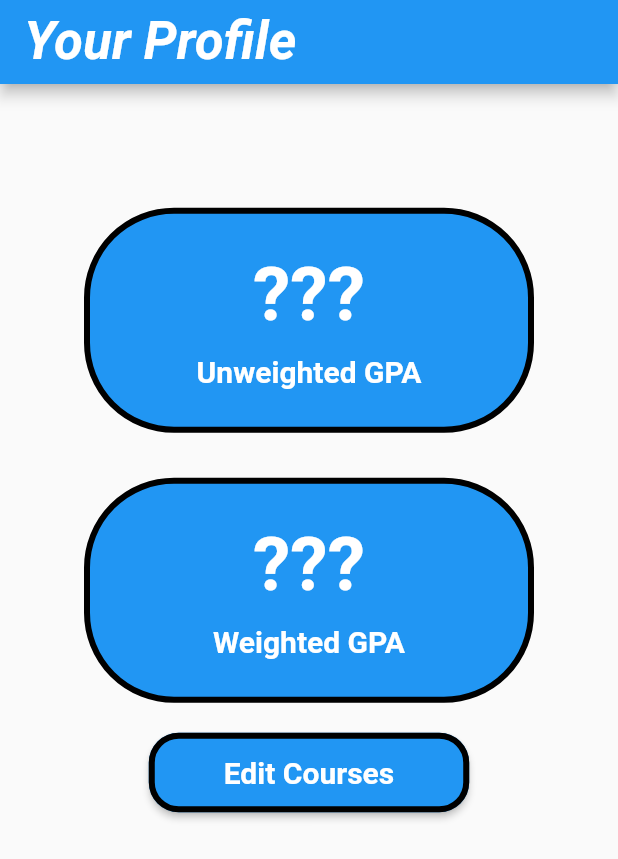
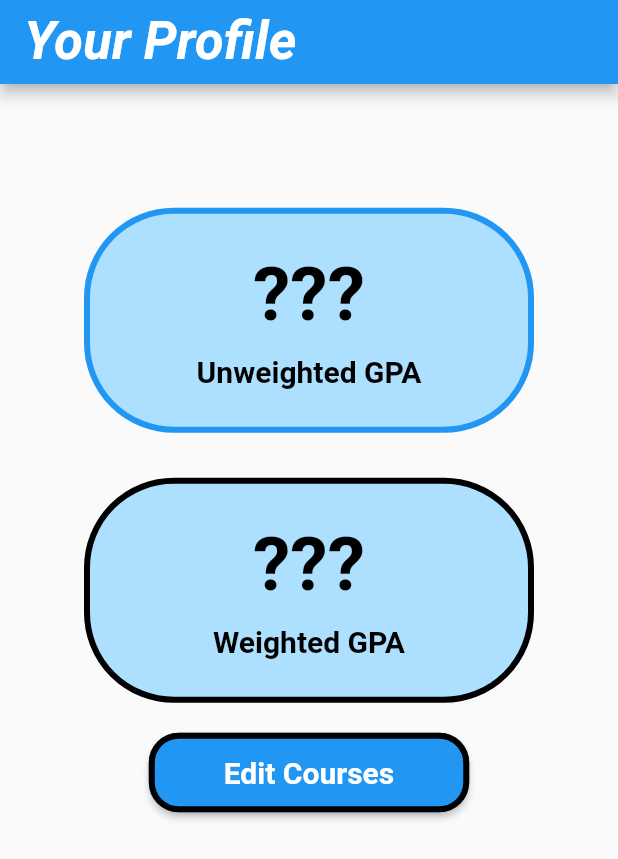
Before and after one commit to DannyM125/intro_to_programming_FBLA_23-24, a Flutter app: the screen it shows after launch, on a phone screen of 412 x 824 dp. Shown: the top 859 px of the screen. Run offline on Flutter 3.47's test engine with Material 2 defaults, Android fonts, the phone set to English and light mode, and no system bars; our stand-ins replace google_fonts, shared_preferences.

Commit message:
UI and color updates

```diff
--- a/lib/StatsPage.dart
+++ b/lib/StatsPage.dart
@@ -1,5 +1,6 @@
 import 'package:flutter/material.dart';
 import 'package:intro_to_programming_fbla/CoursePage.dart';
+import 'util/AppColors.dart';
 
 class StatisticsScreen extends StatelessWidget {
   @override
@@ -43,11 +44,11 @@ class RoundedGPABox extends StatelessWidget {
       height: 150,
       alignment: Alignment.center,
       decoration: BoxDecoration(
-        color: Colors.blue,
+        color: AppColors.lightAccent,
         borderRadius: BorderRadius.circular(60),
         border: Border.all(
           width: 4,
-          color: Colors.black,
+          color: Colors.blue,
         ),
       ),
       child: const Column(
@@ -56,7 +57,7 @@ class RoundedGPABox extends StatelessWidget {
           Text(
             '???',
             style: TextStyle(
-              color: Colors.white,
+              color: Colors.black,
               fontWeight: FontWeight.bold,
               fontSize: 50,
             ),
@@ -65,7 +66,7 @@ class RoundedGPABox extends StatelessWidget {
           Text(
             'Unweighted GPA',
             style: TextStyle(
-              color: Colors.white,
+              color: Colors.black,
               fontWeight: FontWeight.bold,
               fontSize: 20,
             ),
@@ -84,7 +85,7 @@ class RoundedWeightedGPABox extends StatelessWidget {
       height: 150,
       alignment: Alignment.center,
       decoration: BoxDecoration(
-        color: Colors.blue,
+        color: AppColors.lightAccent,
         borderRadius: BorderRadius.circular(60),
         border: Border.all(
           width: 4,
@@ -97,7 +98,7 @@ class RoundedWeightedGPABox extends StatelessWidget {
           Text(
             '???',
             style: TextStyle(
-              color: Colors.white,
+              color: Colors.black,
               fontWeight: FontWeight.bold,
               fontSize: 50,
             ),
@@ -106,7 +107,7 @@ class RoundedWeightedGPABox extends StatelessWidget {
           Text(
             'Weighted GPA',
             style: TextStyle(
-              color: Colors.white,
+              color: Colors.black,
               fontWeight: FontWeight.bold,
               fontSize: 20,
             ),
--- a/lib/main.dart
+++ b/lib/main.dart
@@ -8,6 +8,7 @@ void main() {
 }
 
 class MyApp extends StatelessWidget {
+
   @override
   Widget build(BuildContext context) {
     return MaterialApp(
--- /dev/null
+++ b/lib/util/AppColors.dart
@@ -0,0 +1,7 @@
+import 'package:flutter/material.dart';
+
+class AppColors {
+  static const Color lightAccent = Color.fromRGBO(173, 223, 255, 1);
+  static const Color primary = Color.fromRGBO(48, 102, 190, 1);
+  static const Color darkAccent = Color.fromRGBO(9, 12, 155, 1);
+}
```
